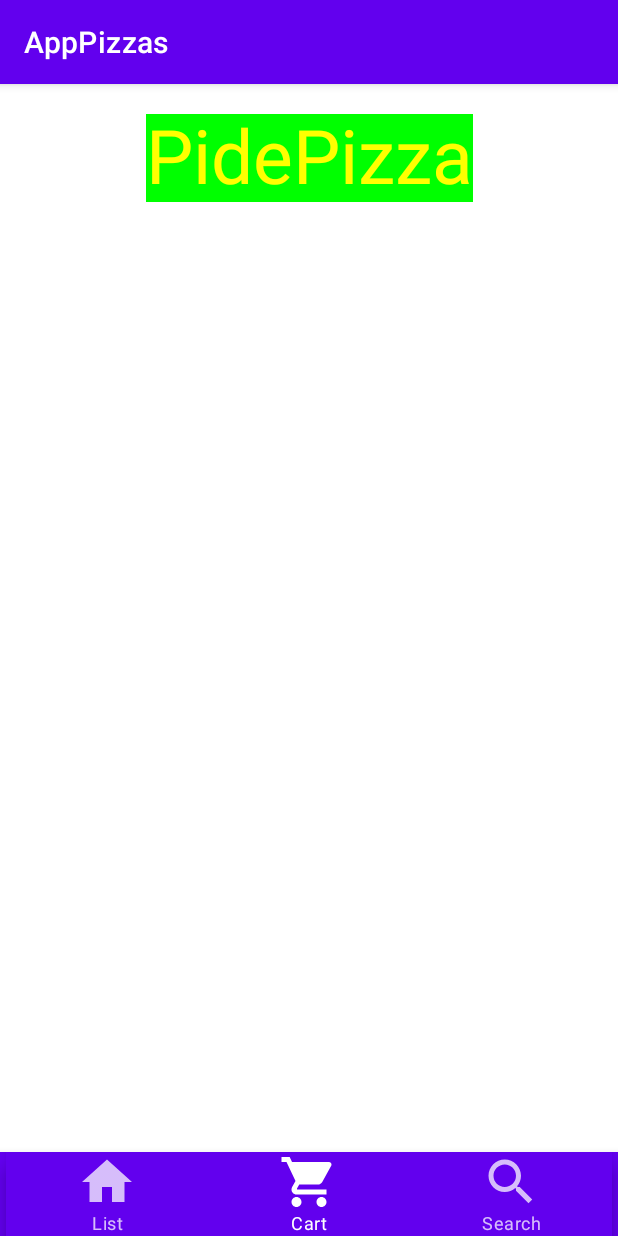
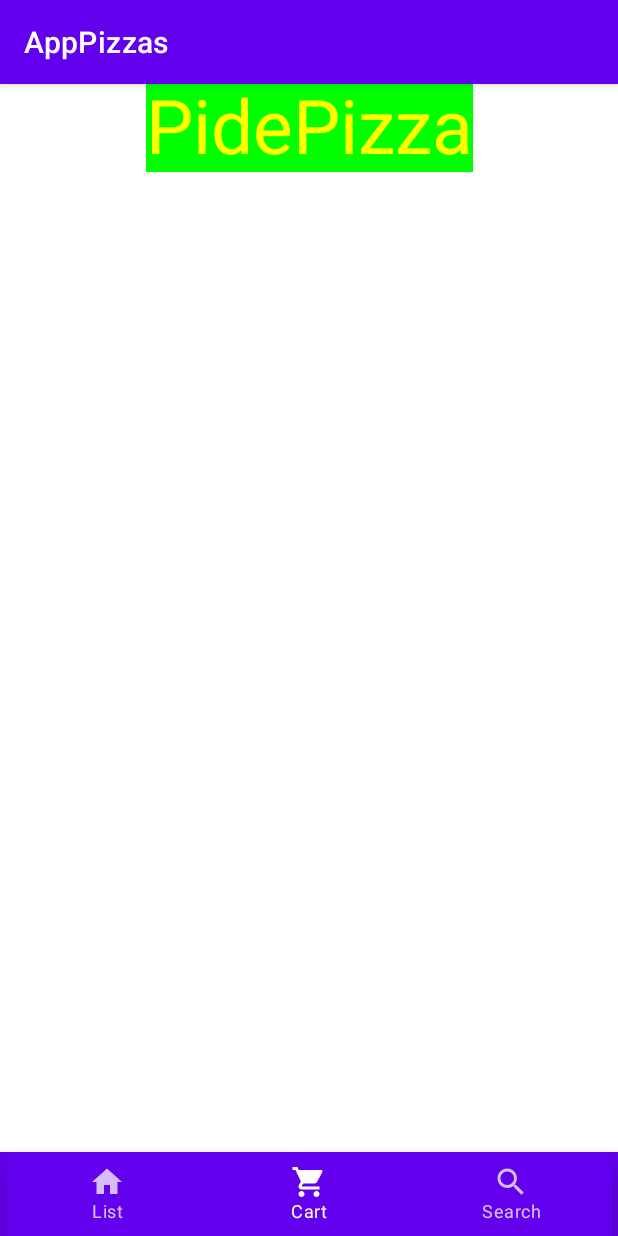
Before and after one commit to Jorge4949/AppPedirPizzas, an Android app built with Jetpack Compose: the screen it shows after launch (MainActivity), item 2 of the bottom bar chosen, on a phone screen of 412 x 824 dp. Run offline under Robolectric (Android 15) with nearby library versions, the phone set to English and light mode, and no system bars; our stand-ins replace livedata-compose.

```diff
--- a/app/build.gradle
+++ b/app/build.gradle
@@ -60,6 +60,8 @@ dependencies {
     implementation 'androidx.compose.material:material:1.4.1'
     implementation 'androidx.navigation:navigation-compose:2.5.3'
     implementation 'androidx.compose.runtime:runtime-livedata:1.5.0-alpha02'
+    implementation 'io.insert-koin:koin-core:3.3.2'
+    implementation 'io.insert-koin:koin-androidx-compose:3.4.0'
     testImplementation 'junit:junit:4.13.2'
     androidTestImplementation 'androidx.test.ext:junit:1.1.5'
     androidTestImplementation 'androidx.test.espresso:espresso-core:3.5.1'
--- a/app/src/main/AndroidManifest.xml
+++ b/app/src/main/AndroidManifest.xml
@@ -3,6 +3,7 @@
     xmlns:tools="http://schemas.android.com/tools">
 
     <application
+        android:name=".view.KoinApp"
         android:allowBackup="true"
         android:dataExtractionRules="@xml/data_extraction_rules"
         android:fullBackupContent="@xml/backup_rules"
--- a/app/src/main/java/com/example/apppizzas/view/Screen.kt
+++ b/app/src/main/java/com/example/apppizzas/model/Screen.kt
@@ -1,4 +1,4 @@
-package com.example.apppizzas.view
+package com.example.apppizzas.model
 
 import com.example.apppizzas.R
 
--- /dev/null
+++ b/app/src/main/java/com/example/apppizzas/view/Carro.kt
@@ -0,0 +1,75 @@
+package com.example.apppizzas.view
+
+import androidx.compose.foundation.Image
+import androidx.compose.foundation.layout.*
+import androidx.compose.foundation.lazy.LazyColumn
+import androidx.compose.foundation.lazy.items
+import androidx.compose.material.Button
+import androidx.compose.material.ButtonDefaults
+import androidx.compose.material.Text
+import androidx.compose.runtime.Composable
+import androidx.compose.runtime.getValue
+import androidx.compose.runtime.livedata.observeAsState
+import androidx.compose.ui.Alignment
+import androidx.compose.ui.Modifier
+import androidx.compose.ui.graphics.Color
+import androidx.compose.ui.res.painterResource
+import androidx.compose.ui.text.TextStyle
+import androidx.compose.ui.unit.TextUnit
+import androidx.compose.ui.unit.TextUnitType
+import androidx.compose.ui.unit.dp
+import com.example.apppizzas.R
+import com.example.apppizzas.model.PizzaModel
+import com.example.apppizzas.viewModel.CarroViewModel
+import org.koin.androidx.compose.koinViewModel
+
+@Composable
+fun recyclerViewCarro(viewModel: CarroViewModel = koinViewModel()) {
+    viewModel.updateCart()
+    val carro_liveData by viewModel.carro_liveData.observeAsState()
+    carro_liveData?.let {
+        LazyColumn(Modifier.fillMaxSize()) {
+            item {
+                Titulo()
+            }
+            items(viewModel.carro) {
+                pizzaEnElCarroLayout(it, viewModel)
+            }
+        }
+    }
+}
+
+@Composable
+fun pizzaEnElCarroLayout(pizza: PizzaModel, viewModel: CarroViewModel) {
+    Column(modifier = Modifier
+        .padding(vertical = 10.dp)
+        .fillMaxWidth()) {
+        Row(modifier = Modifier.align(Alignment.CenterHorizontally)) {
+            Image(
+                painter = painterResource(id = R.drawable.pizza_image),
+                contentDescription = "Imagen pizza"
+            )
+        }
+        Row(modifier = Modifier.align(Alignment.CenterHorizontally)) {
+            Text(
+                text = "${pizza.nombre}", style = TextStyle(
+                    fontSize = TextUnit(30F, TextUnitType.Sp)
+                ), modifier = Modifier.padding(horizontal = 30.dp)
+            )
+            Text(
+                text = "${pizza.precio} €", style = TextStyle(
+                    fontSize = TextUnit(30F, TextUnitType.Sp)
+                ), modifier = Modifier
+            )
+        }
+        Row(modifier = Modifier.align(Alignment.CenterHorizontally)) {
+            Button(
+                onClick = { viewModel.quitar_del_carro(pizza) },
+                modifier = Modifier.padding(horizontal = 10.dp),
+                colors = ButtonDefaults.buttonColors(backgroundColor = Color.Green)
+            ) {
+                Text(text = "Quitar del carro", color = Color.White)
+            }
+        }
+    }
+}
--- /dev/null
+++ b/app/src/main/java/com/example/apppizzas/view/Lista.kt
@@ -0,0 +1,80 @@
+package com.example.apppizzas.view
+
+import androidx.compose.foundation.Image
+import androidx.compose.foundation.layout.*
+import androidx.compose.foundation.lazy.LazyColumn
+import androidx.compose.foundation.lazy.items
+import androidx.compose.material.Button
+import androidx.compose.material.ButtonDefaults
+import androidx.compose.material.Text
+import androidx.compose.runtime.Composable
+import androidx.compose.ui.Alignment
+import androidx.compose.ui.Modifier
+import androidx.compose.ui.graphics.Color
+import androidx.compose.ui.res.painterResource
+import androidx.compose.ui.text.TextStyle
+import androidx.compose.ui.unit.TextUnit
+import androidx.compose.ui.unit.TextUnitType
+import androidx.compose.ui.unit.dp
+import com.example.apppizzas.R
+import com.example.apppizzas.model.PizzaModel
+import com.example.apppizzas.viewModel.ListViewModel
+import org.koin.androidx.compose.koinViewModel
+
+@Composable
+fun recyclerViewPizzas(viewModel: ListViewModel = koinViewModel()) {
+    LazyColumn(modifier = Modifier.fillMaxSize()) {
+        item {
+            Titulo()
+        }
+        items(viewModel.pizzas_disponibles) {
+            pizzaLayout(it, viewModel)
+        }
+    }
+}
+
+@Composable
+fun pizzaLayout(pizza: PizzaModel, viewModel: ListViewModel) {
+    Column(modifier = Modifier
+        .padding(vertical = 10.dp)
+        .fillMaxWidth()) {
+        Row(modifier = Modifier.align(Alignment.CenterHorizontally)) {
+            Image(
+                painter = painterResource(id = R.drawable.pizza_image),
+                contentDescription = "Imagen pizza"
+            )
+        }
+        Row(modifier = Modifier.align(Alignment.CenterHorizontally)) {
+            Text(
+                text = "${pizza.nombre}",
+                style = TextStyle(
+                    fontSize = TextUnit(30F, TextUnitType.Sp)
+                ),
+                modifier = Modifier.padding(horizontal = 30.dp)
+            )
+            Text(
+                text = "${pizza.precio} €",
+                style = TextStyle(
+                    fontSize = TextUnit(30F, TextUnitType.Sp)
+                ),
+                modifier = Modifier
+            )
+        }
+        Row(modifier = Modifier.align(Alignment.CenterHorizontally)) {
+            Button(
+                onClick = { viewModel.mostrarPersonalizar(pizza) },
+                modifier = Modifier.padding(horizontal = 10.dp),
+                colors = ButtonDefaults.buttonColors(backgroundColor = Color.Green)
+            ) {
+                Text(text = "Personalizar", color = Color.White)
+            }
+            Button(
+                onClick = { viewModel.añadirPizza(pizza) },
+                modifier = Modifier,
+                colors = ButtonDefaults.buttonColors(backgroundColor = Color.White)
+            ) {
+                Text(text = "Añadir al carro", color = Color.Green)
+            }
+        }
+    }
+}
--- a/app/src/main/java/com/example/apppizzas/view/MainActivity.kt
+++ b/app/src/main/java/com/example/apppizzas/view/MainActivity.kt
@@ -5,22 +5,14 @@ import android.os.Bundle
 import androidx.activity.compose.setContent
 import androidx.activity.viewModels
 import androidx.appcompat.app.AppCompatActivity
-import androidx.compose.foundation.Image
 import androidx.compose.foundation.layout.*
-import androidx.compose.foundation.lazy.LazyColumn
-import androidx.compose.foundation.lazy.items
 import androidx.compose.material.*
 import androidx.compose.runtime.Composable
 import androidx.compose.runtime.getValue
 import androidx.compose.runtime.livedata.observeAsState
 import androidx.compose.ui.Alignment
 import androidx.compose.ui.Modifier
-import androidx.compose.ui.graphics.Color
 import androidx.compose.ui.res.painterResource
-import androidx.compose.ui.text.TextStyle
-import androidx.compose.ui.text.style.TextAlign
-import androidx.compose.ui.unit.TextUnit
-import androidx.compose.ui.unit.TextUnitType
 import androidx.compose.ui.unit.dp
 import androidx.navigation.NavController
 import androidx.navigation.NavDestination.Companion.hierarchy
@@ -29,17 +21,16 @@ import androidx.navigation.compose.NavHost
 import androidx.navigation.compose.composable
 import androidx.navigation.compose.currentBackStackEntryAsState
 import androidx.navigation.compose.rememberNavController
-import com.example.apppizzas.R
-import com.example.apppizzas.model.PizzaModel
+import com.example.apppizzas.model.Screen
 import com.example.apppizzas.viewModel.CarroViewModel
-import com.example.apppizzas.viewModel.ListViewModel
-import com.example.apppizzas.viewModel.funcionalidad_boton_quitar
-import com.example.apppizzas.viewModel.funcionalidad_botones_list
+import org.koin.android.ext.koin.androidContext
+import org.koin.android.ext.koin.androidLogger
+import org.koin.androidx.viewmodel.ext.android.viewModel
+import org.koin.core.context.startKoin
 
-class MainActivity : AppCompatActivity(), funcionalidad_botones_list, funcionalidad_boton_quitar {
+class MainActivity : AppCompatActivity() {
     lateinit var context: Context
-    val listViewModel: ListViewModel by viewModels()
-    val cartViewModel: CarroViewModel by viewModels()
+
     override fun onCreate(savedInstanceState: Bundle?) {
         super.onCreate(savedInstanceState)
         context = this
@@ -49,7 +40,6 @@ class MainActivity : AppCompatActivity(), funcionalidad_botones_list, funcionali
         }
 
     }
-
 
     @Composable
     fun LayoutCompleto() {
@@ -61,26 +51,17 @@ class MainActivity : AppCompatActivity(), funcionalidad_botones_list, funcionali
                 }
             },
             modifier = Modifier
-                .fillMaxHeight()
-                .fillMaxWidth(),
+                .fillMaxSize(),
         ) { innerPadding ->
             Column(
                 modifier = Modifier
                     .padding(innerPadding)
-                    .fillMaxWidth()
+                    .fillMaxSize()
             ) {
-                Row(
-                    modifier = Modifier
-                        .align(Alignment.CenterHorizontally)
-                        .padding(vertical = 20.dp)
-                ) {
-                    Titulo()
-                }
                 Row(modifier = Modifier.align(Alignment.CenterHorizontally)) {
                     NavHost(
                         navController = navController,
-                        startDestination = Screen.Lista.ruta,
-                        Modifier.padding(innerPadding)
+                        startDestination = Screen.Lista.ruta
                     ) {
                         composable(Screen.Lista.ruta) { Lista() }
                         composable(Screen.Cart.ruta) { Carro() }
@@ -88,21 +69,6 @@ class MainActivity : AppCompatActivity(), funcionalidad_botones_list, funcionali
                     }
                 }
             }
-        }
-    }
-
-    @Composable
-    fun Titulo() {
-        Row() {
-            Text(
-                text = "PidePizza",
-                style = TextStyle(
-                    color = Color.Yellow,
-                    background = Color.Green,
-                    fontSize = TextUnit(value = 50F, type = TextUnitType.Sp),
-                    textAlign = TextAlign.Center
-                ),
-            )
         }
     }
 
@@ -121,7 +87,8 @@ class MainActivity : AppCompatActivity(), funcionalidad_botones_list, funcionali
                     icon = {
                         Icon(
                             painter = painterResource(id = screen.icono),
-                            contentDescription = null
+                            contentDescription = null,
+                            modifier = Modifier.size(24.dp)
                         )
                     },
                     label = { Text(text = screen.ruta) },
@@ -141,14 +108,12 @@ class MainActivity : AppCompatActivity(), funcionalidad_botones_list, funcionali
 
     @Composable
     fun Lista() {
-        recyclerViewPizzas(pizzas = listViewModel.pizzas_disponibles)
+        recyclerViewPizzas()
     }
 
     @Composable
     fun Carro() {
-        cartViewModel.updateCart()
-        val carro_liveData by cartViewModel.carro_liveData.observeAsState()
-        carro_liveData?.let { recyclerViewCarro(pizzas = it) }
+        recyclerViewCarro()
     }
 
     @Composable
@@ -156,110 +121,4 @@ class MainActivity : AppCompatActivity(), funcionalidad_botones_list, funcionali
 
     }
 
-    @Composable
-    fun recyclerViewPizzas(pizzas: ArrayList<PizzaModel>) {
-        LazyColumn() {
-            items(pizzas) {
-                pizzaLayout(it)
-            }
-        }
-    }
-
-    @Composable
-    fun pizzaLayout(pizza: PizzaModel) {
-        Column(modifier = Modifier.padding(vertical = 10.dp)) {
-            Row(modifier = Modifier.align(Alignment.CenterHorizontally)) {
-                Image(
-                    painter = painterResource(id = R.drawable.pizza_image),
-                    contentDescription = "Imagen pizza"
-                )
-            }
-            Row(modifier = Modifier.align(Alignment.CenterHorizontally)) {
-                Text(
-                    text = "${pizza.nombre}",
-                    style = TextStyle(
-                        fontSize = TextUnit(30F, TextUnitType.Sp)
-                    ),
-                    modifier = Modifier.padding(horizontal = 30.dp)
-                )
-                Text(
-                    text = "${pizza.precio} €",
-                    style = TextStyle(
-                        fontSize = TextUnit(30F, TextUnitType.Sp)
-                    ),
-                    modifier = Modifier
-                )
-            }
-            Row(modifier = Modifier.align(Alignment.CenterHorizontally)) {
-                Button(
-                    onClick = { mostrarPersonalizar(pizza) },
-                    modifier = Modifier.padding(horizontal = 10.dp),
-                    colors = ButtonDefaults.buttonColors(backgroundColor = Color.Green)
-                ) {
-                    Text(text = "Personalizar", color = Color.White)
-                }
-                Button(
-                    onClick = { añadirPizzaAlCarro(pizza) },
-                    modifier = Modifier,
-                    colors = ButtonDefaults.buttonColors(backgroundColor = Color.White)
-                ) {
-                    Text(text = "Añadir al carro", color = Color.Green)
-                }
-            }
-        }
-    }
-
-    @Composable
-    fun recyclerViewCarro(pizzas: MutableList<PizzaModel>) {
-        LazyColumn() {
-            items(pizzas) {
-                pizzaEnElCarroLayout(it)
-            }
-        }
-    }
-
-    @Composable
-    fun pizzaEnElCarroLayout(pizza: PizzaModel) {
-        Column(modifier = Modifier.padding(vertical = 10.dp)) {
-            Row(modifier = Modifier.align(Alignment.CenterHorizontally)) {
-                Image(
-                    painter = painterResource(id = R.drawable.pizza_image),
-                    contentDescription = "Imagen pizza"
-                )
-            }
-            Row(modifier = Modifier.align(Alignment.CenterHorizontally)) {
-                Text(
-                    text = "${pizza.nombre}", style = TextStyle(
-                        fontSize = TextUnit(30F, TextUnitType.Sp)
-                    ), modifier = Modifier.padding(horizontal = 30.dp)
-                )
-                Text(
-                    text = "${pizza.precio} €", style = TextStyle(
-                        fontSize = TextUnit(30F, TextUnitType.Sp)
-                    ), modifier = Modifier
-                )
-            }
-            Row(modifier = Modifier.align(Alignment.CenterHorizontally)) {
-                Button(
-                    onClick = { quitar_del_carro(pizza) },
-                    modifier = Modifier.padding(horizontal = 10.dp),
-                    colors = ButtonDefaults.buttonColors(backgroundColor = Color.Green)
-                ) {
-                    Text(text = "Quitar del carro", color = Color.White)
-                }
-            }
-        }
-    }
-
-    override fun añadirPizzaAlCarro(pizza: PizzaModel) {
-        listViewModel.añadirPizza(pizza)
-    }
-
-    override fun mostrarPersonalizar(pizza: PizzaModel) {
-        listViewModel.mostrarPersonalizar(pizza)
-    }
-
-    override fun quitar_del_carro(pizza: PizzaModel) {
-        cartViewModel.quitar_del_carro(pizza)
-    }
 }
--- /dev/null
+++ b/app/src/main/java/com/example/apppizzas/view/Titulo.kt
@@ -0,0 +1,35 @@
+package com.example.apppizzas.view
+
+import androidx.compose.foundation.layout.Arrangement
+import androidx.compose.foundation.layout.Row
+import androidx.compose.foundation.layout.fillMaxWidth
+import androidx.compose.material.Text
+import androidx.compose.runtime.Composable
+import androidx.compose.ui.Alignment
+import androidx.compose.ui.Modifier
+import androidx.compose.ui.graphics.Color
+import androidx.compose.ui.text.TextStyle
+import androidx.compose.ui.text.style.TextAlign
+import androidx.compose.ui.unit.TextUnit
+import androidx.compose.ui.unit.TextUnitType
+
+@Composable
+fun Titulo() {
+    Row(
+        horizontalArrangement = Arrangement.Center,
+        verticalAlignment = Alignment.CenterVertically,
+        modifier = Modifier.fillMaxWidth()
+    ) {
+        Row() {
+            Text(
+                text = "PidePizza",
+                style = TextStyle(
+                    color = Color.Yellow,
+                    background = Color.Green,
+                    fontSize = TextUnit(value = 50F, type = TextUnitType.Sp),
+                    textAlign = TextAlign.Center
+                ),
+            )
+        }
+    }
+}
--- /dev/null
+++ b/app/src/main/java/com/example/apppizzas/view/viewModelModules.kt
@@ -0,0 +1,28 @@
+package com.example.apppizzas.view
+
+import android.app.Application
+import com.example.apppizzas.viewModel.CarroViewModel
+import com.example.apppizzas.viewModel.ListViewModel
+import com.example.apppizzas.viewModel.PersonalizarViewModel
+import org.koin.android.ext.koin.androidContext
+import org.koin.android.ext.koin.androidLogger
+import org.koin.androidx.viewmodel.dsl.viewModelOf
+import org.koin.core.context.startKoin
+import org.koin.dsl.module
+
+val viewModelModule = module {
+    viewModelOf(::ListViewModel)
+    viewModelOf(::CarroViewModel)
+    viewModelOf(::PersonalizarViewModel)
+}
+
+class KoinApp:Application(){
+    override fun onCreate() {
+        super.onCreate()
+        startKoin {
+            androidLogger()
+            androidContext(this@KoinApp)
+            modules(viewModelModule)
+        }
+    }
+}
--- a/app/src/main/java/com/example/apppizzas/viewModel/CarroViewModel.kt
+++ b/app/src/main/java/com/example/apppizzas/viewModel/CarroViewModel.kt
@@ -5,11 +5,12 @@ import android.content.Context
 import android.content.SharedPreferences
 import androidx.lifecycle.AndroidViewModel
 import androidx.lifecycle.MutableLiveData
+import androidx.lifecycle.ViewModel
 import androidx.lifecycle.viewModelScope
 import com.example.apppizzas.model.PizzaModel
 import kotlinx.coroutines.launch
 
-class CarroViewModel(application: Application) : AndroidViewModel(application) {
+class CarroViewModel(application: Application) : ViewModel() {
     var sharedPreferences: SharedPreferences =
         application.getSharedPreferences("listado_pizzas", Context.MODE_PRIVATE)
     var editor: SharedPreferences.Editor = sharedPreferences.edit()
@@ -67,7 +68,3 @@ class CarroViewModel(application: Application) : AndroidViewModel(application) {
         }
     }
 }
-
-interface funcionalidad_boton_quitar {
-    fun quitar_del_carro(pizza: PizzaModel)
-}
--- a/app/src/main/java/com/example/apppizzas/viewModel/ListViewModel.kt
+++ b/app/src/main/java/com/example/apppizzas/viewModel/ListViewModel.kt
@@ -5,13 +5,13 @@ import android.content.Context
 import android.content.Intent
 import android.content.SharedPreferences
 import androidx.lifecycle.AndroidViewModel
+import androidx.lifecycle.ViewModel
 import androidx.lifecycle.viewModelScope
 import com.example.apppizzas.model.PizzaModel
 import com.example.apppizzas.view.PersonalizarActivity
 import kotlinx.coroutines.launch
 
-
-class ListViewModel(application: Application) : AndroidViewModel(application) {
+class ListViewModel(application: Application) : ViewModel() {
     var context: Context = application.baseContext
 
     var sharedPreferences: SharedPreferences =
@@ -52,8 +52,3 @@ class ListViewModel(application: Application) : AndroidViewModel(application) {
     }
 
 }
-
-interface funcionalidad_botones_list {
-    fun añadirPizzaAlCarro(pizza: PizzaModel)
-    fun mostrarPersonalizar(pizza: PizzaModel)
-}
```
Also changed, not shown: app/src/main/java/com/example/apppizzas/view/PersonalizarActivity.kt (+9 -16 lines), app/src/main/java/com/example/apppizzas/viewModel/PersonalizarViewModel.kt (+2 -6 lines).
